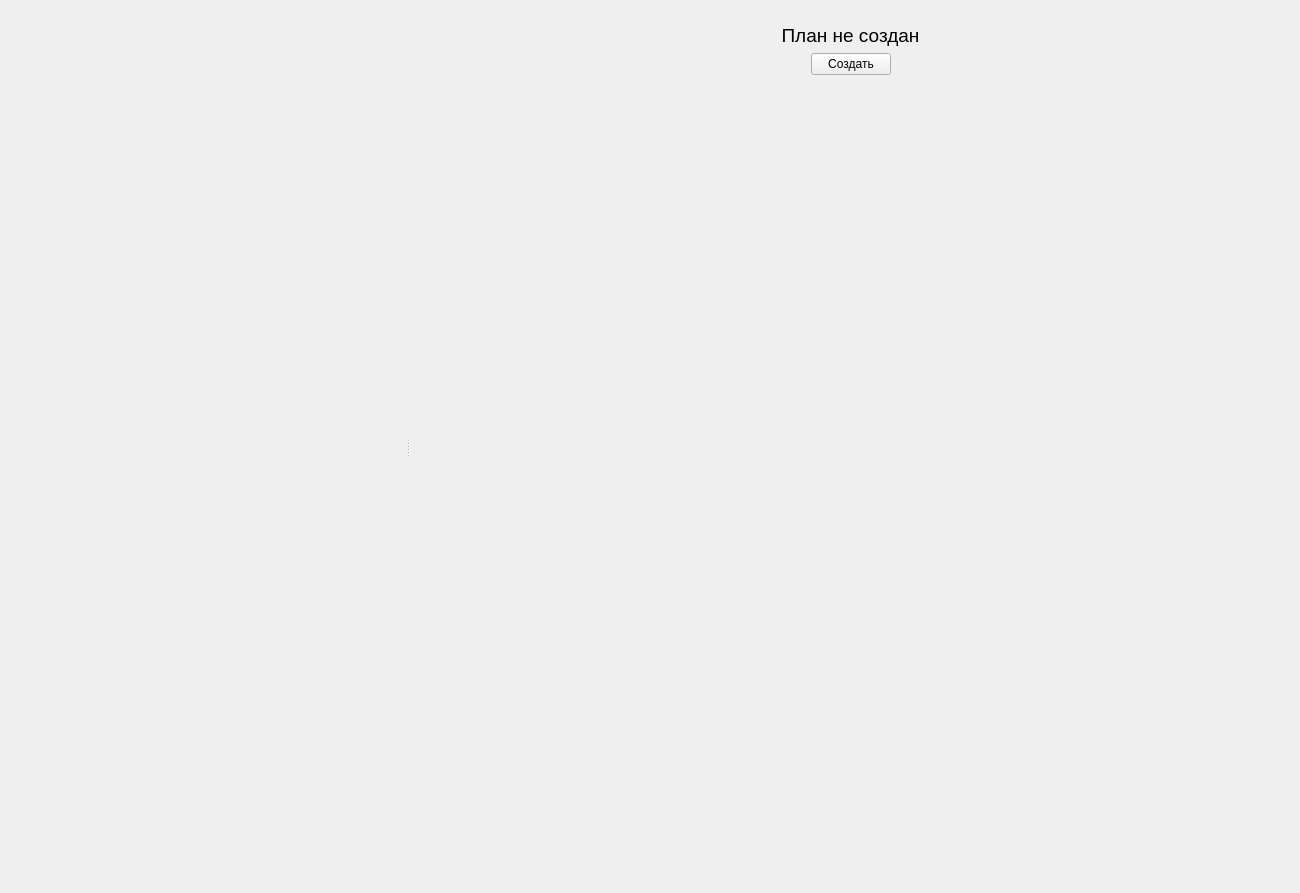
Above: client/src/mainwindow.ui from rainovskyqt/teacher_plan before the change. Below: the same form after it.
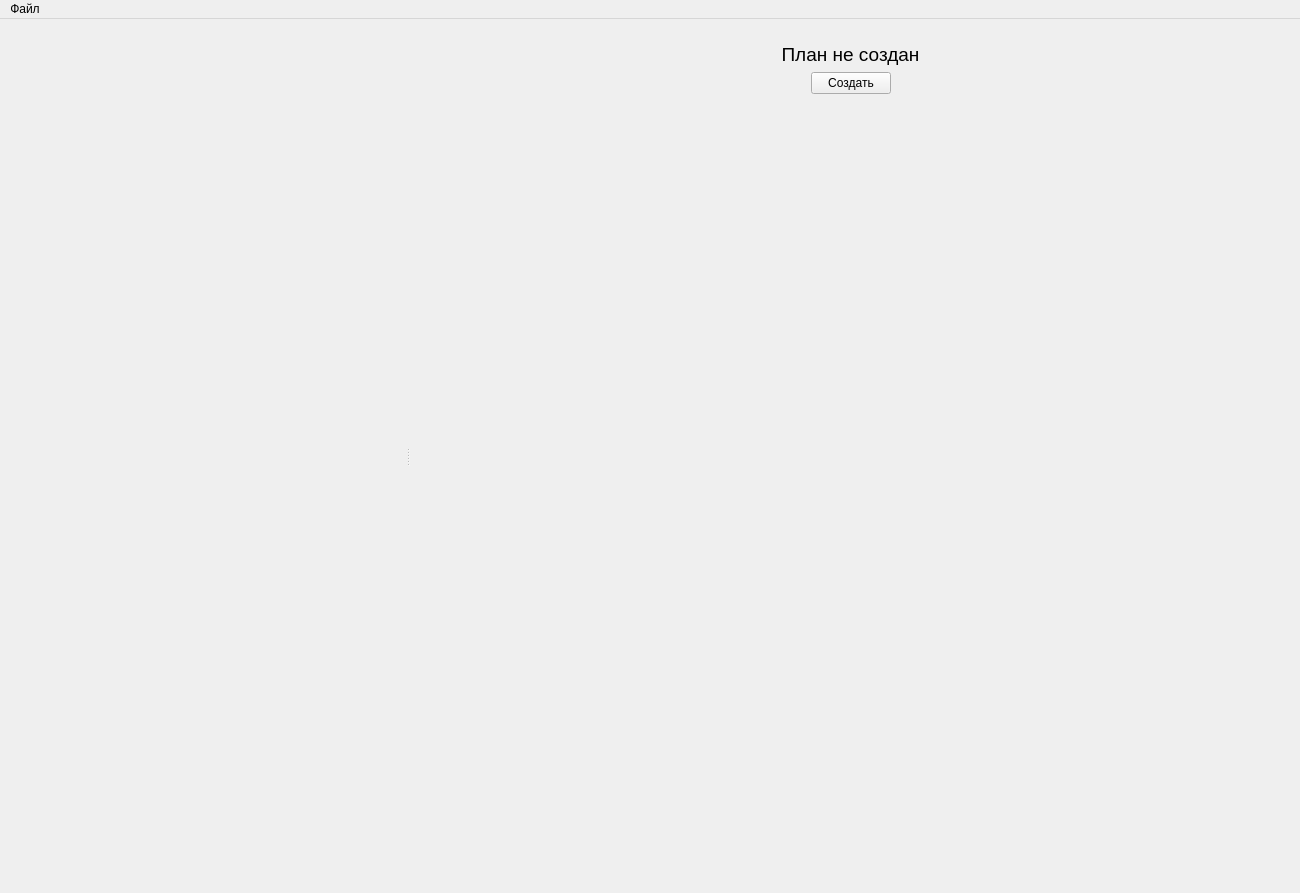
That is the form after the change. Icons and pictures are not drawn. Custom widgets are drawn as their Qt base class.

```diff
--- a/client/src/mainwindow.ui
+++ b/client/src/mainwindow.ui
@@ -170,6 +170,28 @@
     </item>
    </layout>
   </widget>
+  <widget class="QMenuBar" name="menuBar">
+   <property name="geometry">
+    <rect>
+     <x>0</x>
+     <y>0</y>
+     <width>1300</width>
+     <height>22</height>
+    </rect>
+   </property>
+   <widget class="QMenu" name="menu">
+    <property name="title">
+     <string>Файл</string>
+    </property>
+    <addaction name="a_exit"/>
+   </widget>
+   <addaction name="menu"/>
+  </widget>
+  <action name="a_exit">
+   <property name="text">
+    <string>Выход</string>
+   </property>
+  </action>
  </widget>
  <customwidgets>
   <customwidget>
```
